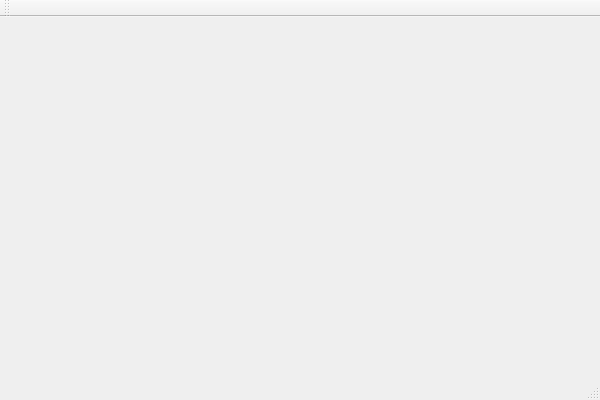
The window that mainwindow.ui (joshuaeckroth/NeuralNetworkSimulator) describes before a commit, drawn with Qt 5.
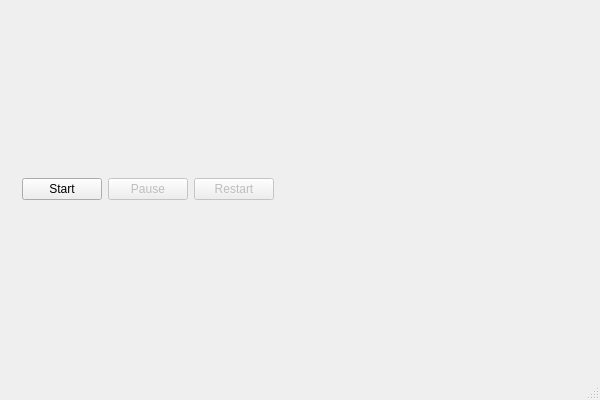
The same window after the commit.

Diff of the .ui file:
```diff
--- a/mainwindow.ui
+++ b/mainwindow.ui
@@ -12,13 +12,66 @@
   <property name="windowTitle" >
    <string>MainWindow</string>
   </property>
-  <widget class="QMenuBar" name="menuBar" />
-  <widget class="QToolBar" name="mainToolBar" />
-  <widget class="QWidget" name="centralWidget" />
-  <widget class="QStatusBar" name="statusBar" />
+  <widget class="QWidget" name="centralWidget">
+   <layout class="QVBoxLayout" name="verticalLayout_2">
+    <item>
+     <layout class="QVBoxLayout" name="verticalLayout"/>
+    </item>
+    <item>
+     <widget class="QWidget" name="widget" native="true">
+      <layout class="QHBoxLayout" name="horizontalLayout_2">
+       <item>
+        <layout class="QHBoxLayout" name="horizontalLayout">
+         <item>
+          <widget class="QPushButton" name="resumeButton">
+           <property name="text">
+            <string>Start</string>
+           </property>
+          </widget>
+         </item>
+         <item>
+          <widget class="QPushButton" name="pauseButton">
+           <property name="enabled">
+            <bool>false</bool>
+           </property>
+           <property name="text">
+            <string>Pause</string>
+           </property>
+          </widget>
+         </item>
+         <item>
+          <widget class="QPushButton" name="restartButton">
+           <property name="enabled">
+            <bool>false</bool>
+           </property>
+           <property name="text">
+            <string>Restart</string>
+           </property>
+          </widget>
+         </item>
+         <item>
+          <spacer name="horizontalSpacer">
+           <property name="orientation">
+            <enum>Qt::Horizontal</enum>
+           </property>
+           <property name="sizeHint" stdset="0">
+            <size>
+             <width>40</width>
+             <height>20</height>
+            </size>
+           </property>
+          </spacer>
+         </item>
+        </layout>
+       </item>
+      </layout>
+     </widget>
+    </item>
+   </layout>
+  </widget>
+  <widget class="QStatusBar" name="statusBar"/>
  </widget>
- <layoutDefault spacing="6" margin="11" />
- <pixmapfunction></pixmapfunction>
+ <layoutdefault spacing="6" margin="11"/>
  <resources/>
  <connections/>
 </ui>
```
Left out of the diff: 7 changed lines with no effect on the pictures.
